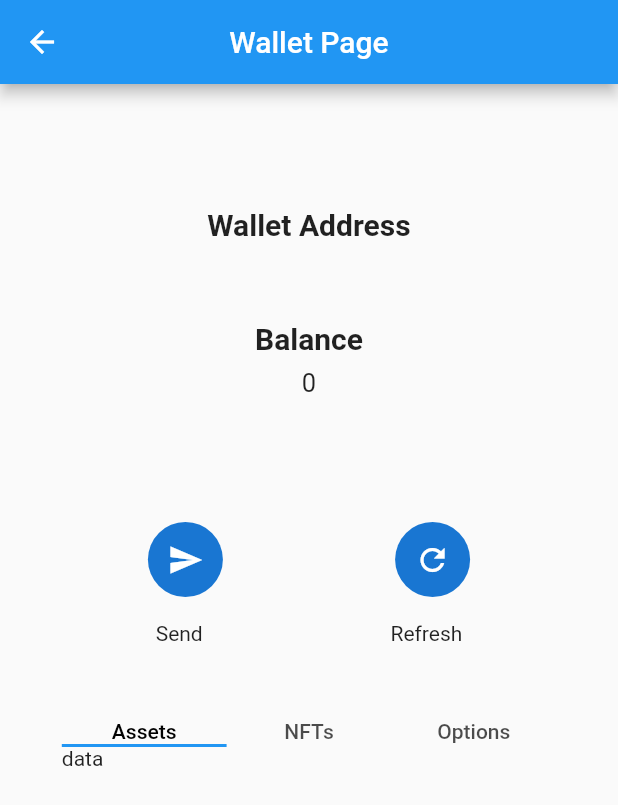
After one commit to rkmonarch/crypto_wallet, a Flutter app: the WalletPage screen opened directly, on a phone screen of 412 x 824 dp. The commit adds this screen. Shown: the top 805 px of the screen. Run offline on Flutter 3.47's test engine with Material 2 defaults, Android fonts, the phone set to English and light mode, and no system bars; our stand-ins replace hex, logger, shared_preferences; missing offline and left inert: bip39, ed25519_hd_key, web3dart; accounts and stored records are empty.

Commit message:
added wallet page

```diff
--- a/lib/provider/wallet_provider.dart
+++ b/lib/provider/wallet_provider.dart
@@ -38,6 +38,7 @@ class WalletProvider extends ChangeNotifier implements WalletAddressService {
     final seed = bip39.mnemonicToSeed(mnemonic);
     final master = await ED25519_HD_KEY.getMasterKeyFromSeed(seed);
     final privateKey = HEX.encode(master.key);
+    await setPrivateKey(privateKey);
     return privateKey;
   }
 
--- a/lib/screens/login_page.dart
+++ b/lib/screens/login_page.dart
@@ -1,17 +1,13 @@
-import 'package:bip39/bip39.dart';
-import 'package:crypto_wallet/provider/wallet_provider.dart';
 import 'package:crypto_wallet/resources/ui_helpers.dart';
 import 'package:crypto_wallet/screens/generate_mnemonic_page.dart';
 import 'package:crypto_wallet/widgets/button.dart';
 import 'package:flutter/material.dart';
-import 'package:provider/provider.dart';
 
 class LoginPage extends StatelessWidget {
   const LoginPage({super.key});
 
   @override
   Widget build(BuildContext context) {
-    final provider = Provider.of<WalletProvider>(context);
     return Scaffold(
       appBar: AppBar(
         centerTitle: true,
--- /dev/null
+++ b/lib/screens/wallet_page.dart
@@ -0,0 +1,145 @@
+import 'package:crypto_wallet/provider/wallet_provider.dart';
+import 'package:crypto_wallet/resources/ui_helpers.dart';
+import 'package:crypto_wallet/screens/login_page.dart';
+import 'package:flutter/material.dart';
+import 'package:flutter/src/widgets/framework.dart';
+import 'package:flutter/src/widgets/placeholder.dart';
+import 'package:shared_preferences/shared_preferences.dart';
+import 'package:web3dart/web3dart.dart';
+
+class WalletPage extends StatefulWidget {
+  const WalletPage({super.key});
+
+  @override
+  State<WalletPage> createState() => _WalletPageState();
+}
+
+class _WalletPageState extends State<WalletPage> {
+  String walletAddress = '';
+  String balance = '';
+  String pvKey = '';
+
+  Future<void> loadWalletData() async {
+    SharedPreferences preferences = await SharedPreferences.getInstance();
+    String? privateKey = preferences.getString("privateKey");
+    if (privateKey != null) {
+      final provider = WalletProvider();
+      await provider.loadPrivateKey();
+      EthereumAddress address = await provider.getPublicKey(privateKey);
+      setState(() {
+        walletAddress = address.hex;
+        pvKey = privateKey;
+      });
+    }
+  }
+
+  @override
+  void initState() {
+    loadWalletData();
+    super.initState();
+  }
+
+  @override
+  Widget build(BuildContext context) {
+    return Scaffold(
+      appBar: AppBar(
+        centerTitle: true,
+        title: Text("Wallet Page"),
+      ),
+      body: Padding(
+        padding: EdgeInsets.symmetric(horizontal: deviceWidth(context) * 0.1),
+        child: Column(
+          crossAxisAlignment: CrossAxisAlignment.stretch,
+          children: [
+            vSpaceMassive(context),
+            Center(
+              child: Text(
+                "Wallet Address",
+                style: TextStyle(fontSize: 20, fontWeight: FontWeight.bold),
+              ),
+            ),
+            vSpaceSmall(context),
+            Center(
+                child: Text(
+              walletAddress,
+              textAlign: TextAlign.center,
+              style: TextStyle(fontSize: 17),
+            )),
+            vSpaceMedium(context),
+            Center(
+              child: Text(
+                "Balance",
+                style: TextStyle(fontSize: 20, fontWeight: FontWeight.bold),
+              ),
+            ),
+            vSpaceSmall(context),
+            Center(
+                child: Text(
+              "0",
+              style: TextStyle(fontSize: 17),
+            )),
+            SizedBox(
+              height: deviceHeight(context) * 0.1,
+            ),
+            Row(
+              mainAxisAlignment: MainAxisAlignment.spaceAround,
+              children: [
+                CircleAvatar(
+                  radius: 25,
+                  child: Icon(Icons.send),
+                ),
+                CircleAvatar(
+                  radius: 25,
+                  child: Icon(Icons.refresh),
+                )
+              ],
+            ),
+            vSpaceSmall(context),
+            vSpaceSmall(context),
+            Row(
+              mainAxisAlignment: MainAxisAlignment.spaceAround,
+              children: [Text("Send"), Text("Refresh")],
+            ),
+            vSpaceMedium(context),
+            vSpaceMedium(context),
+            Expanded(
+                child: DefaultTabController(
+                    length: 3,
+                    child: Column(
+                      children: [
+                        TabBar(labelColor: Colors.black, tabs: [
+                          Text("Assets"),
+                          Text("NFTs"),
+                          Text("Options")
+                        ]),
+                        Expanded(
+                            child: TabBarView(
+                          children: [
+                            Text("data"),
+                            Text("data333"),
+                            Center(
+                              child: ListTile(
+                                leading: Icon(Icons.logout),
+                                title: Text("Logout"),
+                                onTap: () async {
+                                  SharedPreferences preferences =
+                                      await SharedPreferences.getInstance();
+                                  await preferences.remove("privateKey");
+                                  //push to login page
+                                  Navigator.push(
+                                      context,
+                                      MaterialPageRoute(
+                                          builder: (builder) => LoginPage()));
+                                },
+                              ),
+                            )
+                          ],
+                        ))
+                      ],
+                    )))
+          ],
+        ),
+      ),
+    );
+  }
+}
```
Also changed, not shown: lib/screens/generate_mnemonic_page.dart (+24 -2 lines), lib/screens/verify_mnemonic_page.dart (added, +86 -0 lines).
